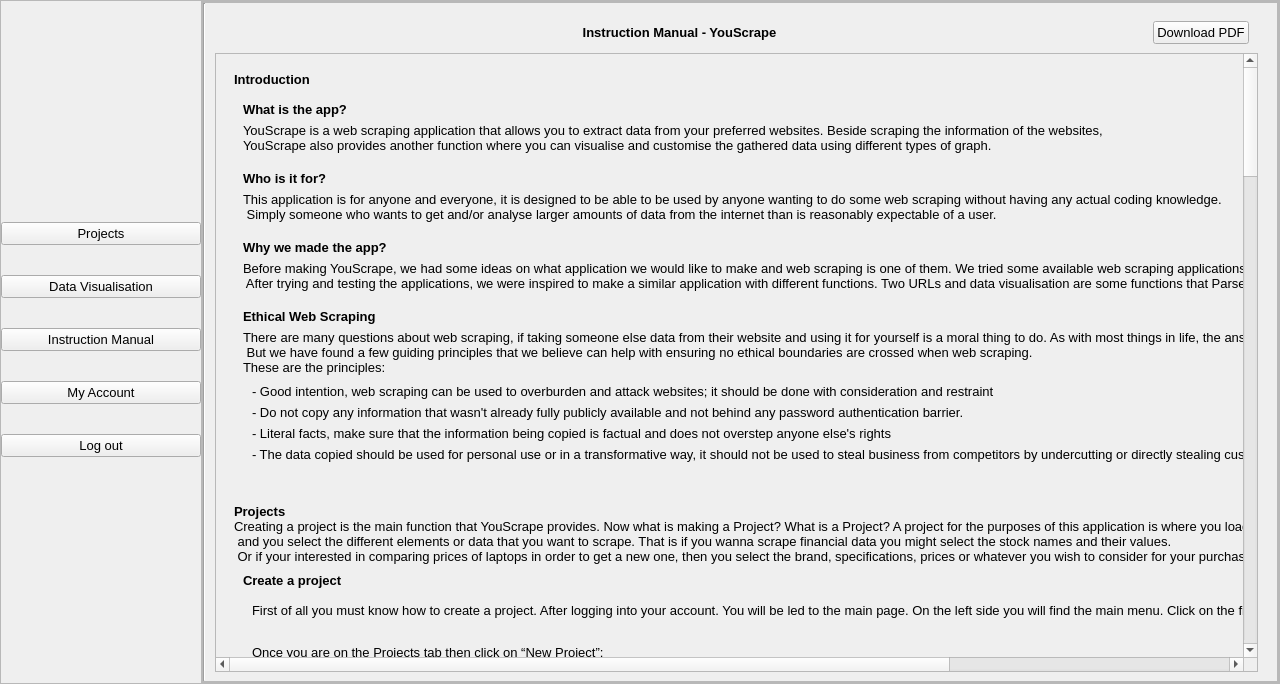
First picture: the form in GUI/ui_files/allProjects.ui, repository Ericaan/studio5_webscraping_app, before the edit.
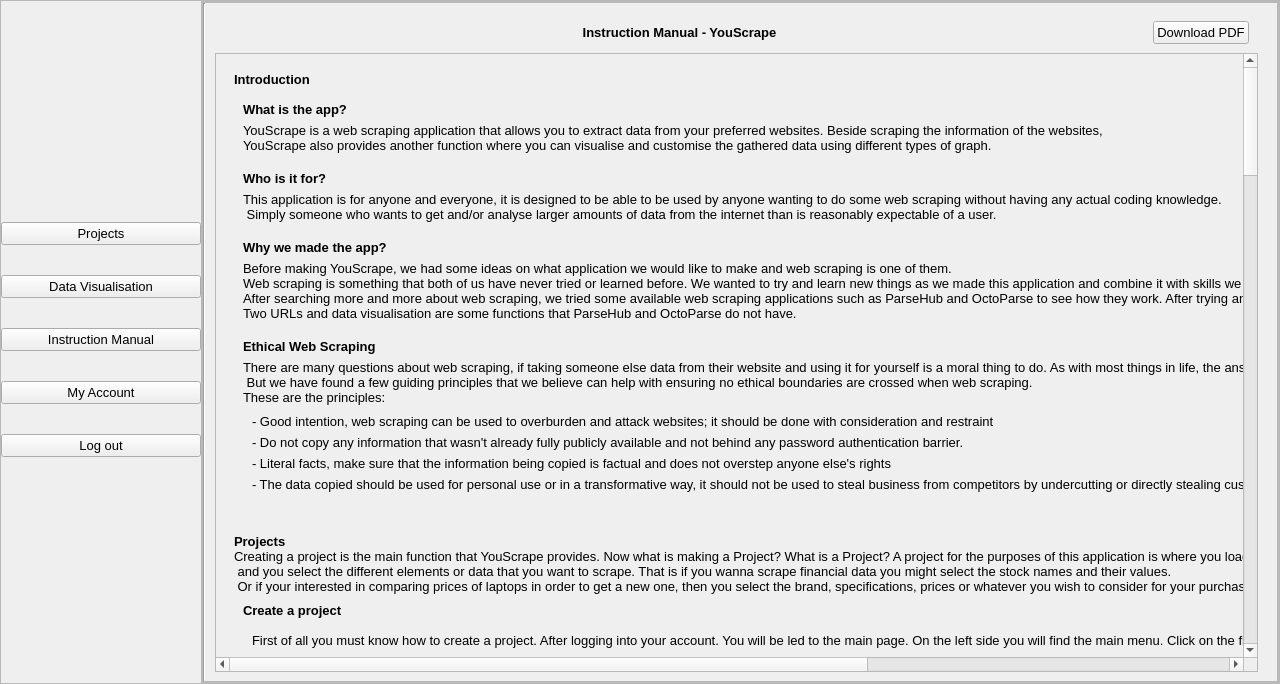
Second picture: the form after the edit. The open tabs and pages were chosen to show the change. Icons and pictures are not drawn.

```diff
--- a/GUI/ui_files/allProjects.ui
+++ b/GUI/ui_files/allProjects.ui
@@ -743,9 +743,9 @@
                           <property name="geometry">
                            <rect>
                             <x>0</x>
-                            <y>0</y>
-                            <width>1851</width>
-                            <height>15059</height>
+                            <y>-112</y>
+                            <width>2083</width>
+                            <height>15101</height>
                            </rect>
                           </property>
                           <property name="sizePolicy">
@@ -958,8 +958,10 @@
                                              <item>
                                               <widget class="QLabel" name="label_49">
                                                <property name="text">
-                                                <string>Before making YouScrape, we had some ideas on what application we would like to make and web scraping is one of them. We tried some available web scraping applications such as ParseHub and OctoParse to see how they work.
- After trying and testing the applications, we were inspired to make a similar application with different functions. Two URLs and data visualisation are some functions that ParseHub and OctoParse do not have. </string>
+                                                <string>Before making YouScrape, we had some ideas on what application we would like to make and web scraping is one of them. 
+Web scraping is something that both of us have never tried or learned before. We wanted to try and learn new things as we made this application and combine it with skills we had already had throughout years of studying. 
+After searching more and more about web scraping, we tried some available web scraping applications such as ParseHub and OctoParse to see how they work. After trying and testing the applications, we were inspired to make a similar application with different functions.
+Two URLs and data visualisation are some functions that ParseHub and OctoParse do not have. </string>
                                                </property>
                                               </widget>
                                              </item>
```
